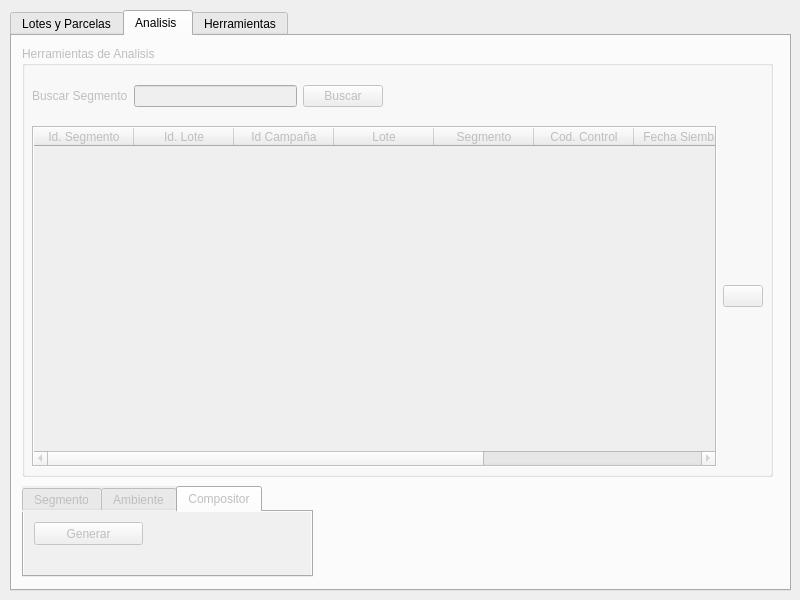
Before: the Qt Designer form ui/agrae_main.ui in franciscocontreras93/agrae, drawn with Qt 5.
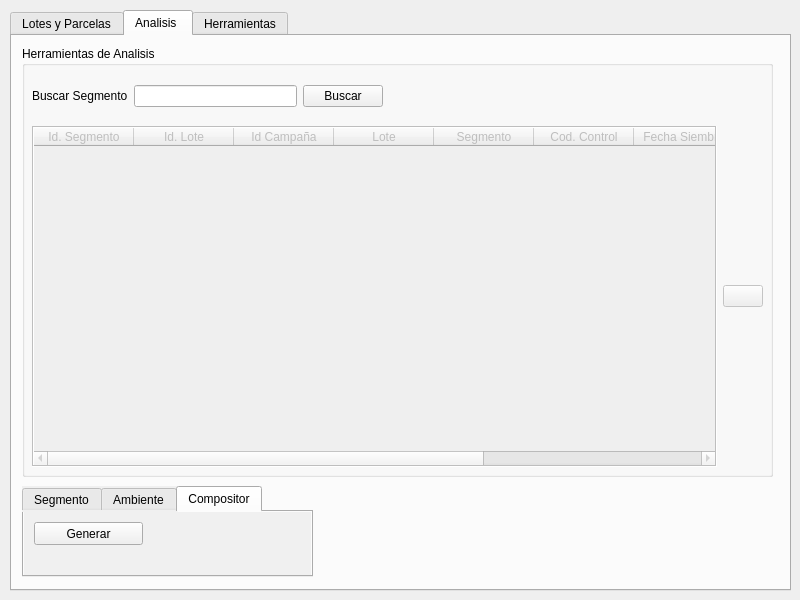
After: the same form once the commit is applied. The open tabs and pages were chosen to show the change.

What changed in the file:
```diff
--- a/ui/agrae_main.ui
+++ b/ui/agrae_main.ui
@@ -1448,7 +1448,7 @@
    </widget>
    <widget class="QWidget" name="tab_2">
     <property name="enabled">
-     <bool>false</bool>
+     <bool>true</bool>
     </property>
     <attribute name="title">
      <string>Analisis </string>
```
Left out of the diff: 2 changed lines with no effect on the pictures.
